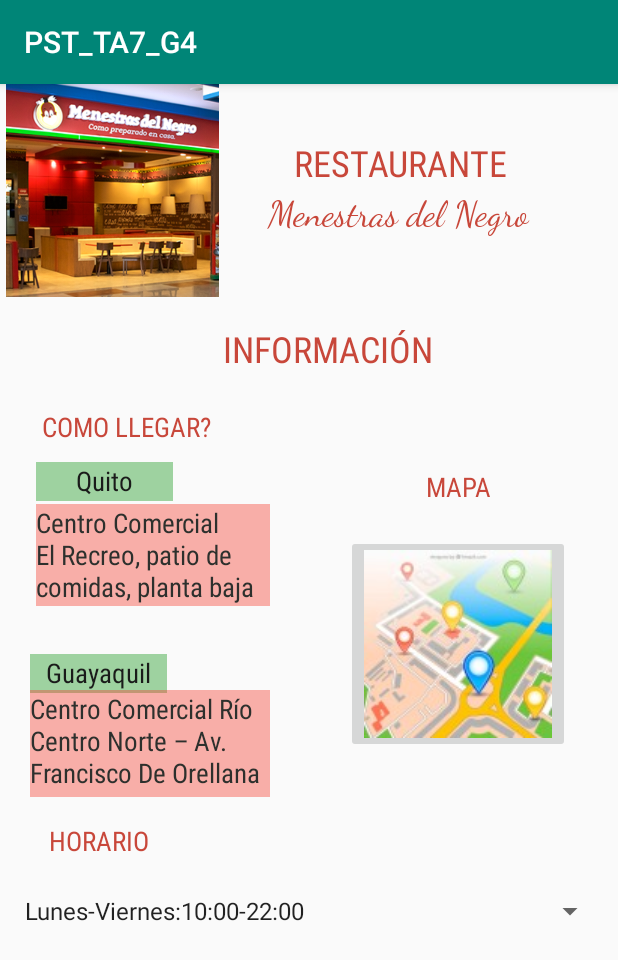
After one commit to CisneFeijoo1998/PST_TA7_G4, an Android app: the Informacion screen opened directly, with no data from a screen before it, on a phone screen of 412 x 824 dp. The commit adds this screen. Shown: the top 960 px of the screen. Run offline under Robolectric (Android 15) with nearby library versions, the phone set to English and light mode, and no system bars.

Commit message:
Creacion de nueva Activity llamada Informacio, donde se muestra la direccion, horaro y telefonos del restaurante.

```diff
--- a/app/src/main/AndroidManifest.xml
+++ b/app/src/main/AndroidManifest.xml
@@ -9,6 +9,7 @@
         android:roundIcon="@mipmap/ic_launcher_round"
         android:supportsRtl="true"
         android:theme="@style/AppTheme">
+        <activity android:name=".Informacion"></activity>
         <activity android:name=".MainActivity">
             <intent-filter>
                 <action android:name="android.intent.action.MAIN" />
--- /dev/null
+++ b/app/src/main/java/com/example/pst_ta7_g4/Informacion.java
@@ -0,0 +1,23 @@
+package com.example.pst_ta7_g4;
+
+import androidx.appcompat.app.AppCompatActivity;
+
+import android.os.Bundle;
+import android.widget.ArrayAdapter;
+import android.widget.Spinner;
+
+public class Informacion extends AppCompatActivity {
+    Spinner horario;   //Instanciamos el objeto Spinner
+
+    @Override
+    protected void onCreate(Bundle savedInstanceState) {
+        super.onCreate(savedInstanceState);
+        setContentView(R.layout.activity_informacion);
+
+        horario=(Spinner)findViewById(R.id.spinner);
+       //Se crea un ArrayAdapter
+        ArrayAdapter<CharSequence> adapter=ArrayAdapter.createFromResource(this,R.array.horario, android.R.layout.simple_spinner_item);
+        //Se setea el spinner con el adapter
+        horario.setAdapter(adapter);
+    }
+}
--- /dev/null
+++ b/app/src/main/res/layout/activity_informacion.xml
@@ -0,0 +1,182 @@
+<?xml version="1.0" encoding="utf-8"?>
+<androidx.constraintlayout.widget.ConstraintLayout xmlns:android="http://schemas.android.com/apk/res/android"
+    xmlns:app="http://schemas.android.com/apk/res-auto"
+    xmlns:tools="http://schemas.android.com/tools"
+    android:layout_width="match_parent"
+    android:layout_height="match_parent"
+    tools:context=".Informacion">
+
+    <ImageView
+        android:id="@+id/imageView"
+        android:layout_width="150dp"
+        android:layout_height="142dp"
+        android:contentDescription="@string/FONDO"
+        app:layout_constraintStart_toStartOf="parent"
+        app:layout_constraintTop_toTopOf="parent"
+        app:srcCompat="@drawable/menestrasdelnegro_informacion" />
+
+    <TextView
+        android:id="@+id/textView2"
+        android:layout_width="205dp"
+        android:layout_height="68dp"
+        android:layout_marginTop="72dp"
+        android:layout_marginEnd="44dp"
+        android:fontFamily="cursive"
+        android:text="@string/menestras_del_negro"
+        android:textAlignment="center"
+        android:textColor="#F0C53B2E"
+        android:textSize="24sp"
+        app:layout_constraintEnd_toEndOf="parent"
+        app:layout_constraintTop_toTopOf="parent" />
+
+    <TextView
+        android:id="@+id/textView4"
+        android:layout_width="186dp"
+        android:layout_height="56dp"
+        android:layout_marginTop="36dp"
+        android:layout_marginEnd="52dp"
+        android:fontFamily="sans-serif-condensed"
+        android:text="@string/restaurante"
+        android:textAlignment="center"
+        android:textColor="#F0C53B2E"
+        android:textSize="24sp"
+        app:layout_constraintEnd_toEndOf="parent"
+        app:layout_constraintTop_toTopOf="parent" />
+
+    <TextView
+        android:id="@+id/textView13"
+        android:layout_width="109dp"
+        android:layout_height="0dp"
+        android:layout_marginTop="256dp"
+        android:layout_marginEnd="52dp"
+        android:fontFamily="sans-serif-condensed"
+        android:text="@string/mapa"
+        android:textAlignment="center"
+        android:textColor="#F0C53B2E"
+        android:textSize="18sp"
+        app:layout_constraintEnd_toEndOf="parent"
+        app:layout_constraintTop_toTopOf="parent" />
+
+    <TextView
+        android:id="@+id/textView15"
+        android:layout_width="92dp"
+        android:layout_height="39dp"
+        android:layout_marginTop="492dp"
+        android:layout_marginEnd="300dp"
+        android:fontFamily="sans-serif-condensed"
+        android:text="@string/horario"
+        android:textAlignment="center"
+        android:textColor="#F0C53B2E"
+        android:textSize="18sp"
+        app:layout_constraintEnd_toEndOf="parent"
+        app:layout_constraintTop_toTopOf="parent" />
+
+    <TextView
+        android:id="@+id/textView16"
+        android:layout_width="120dp"
+        android:layout_height="47dp"
+        android:layout_marginTop="216dp"
+        android:layout_marginEnd="268dp"
+        android:fontFamily="sans-serif-condensed"
+        android:text="@string/como_llegar1"
+        android:textAlignment="center"
+        android:textColor="#F0C53B2E"
+        android:textSize="18sp"
+        app:layout_constraintEnd_toEndOf="parent"
+        app:layout_constraintTop_toTopOf="parent" />
+
+    <TextView
+        android:id="@+id/textView7"
+        android:layout_width="91dp"
+        android:layout_height="26dp"
+        android:layout_marginStart="20dp"
+        android:layout_marginTop="380dp"
+        android:background="#854CAF50"
+        android:fontFamily="sans-serif-condensed"
+        android:text="@string/guayaquil"
+        android:textAlignment="center"
+        android:textColor="#1A1B1A"
+        android:textSize="18sp"
+        app:layout_constraintStart_toStartOf="parent"
+        app:layout_constraintTop_toTopOf="parent" />
+
+    <TextView
+        android:id="@+id/textView11"
+        android:layout_width="91dp"
+        android:layout_height="26dp"
+        android:layout_marginStart="24dp"
+        android:layout_marginTop="252dp"
+        android:background="#854CAF50"
+        android:fontFamily="sans-serif-condensed"
+        android:text="@string/quito"
+        android:textAlignment="center"
+        android:textColor="#1A1B1A"
+        android:textSize="18sp"
+        app:layout_constraintStart_toStartOf="parent"
+        app:layout_constraintTop_toTopOf="parent" />
+
+    <TextView
+        android:id="@+id/textView10"
+        android:layout_width="160dp"
+        android:layout_height="71dp"
+        android:layout_marginStart="20dp"
+        android:layout_marginTop="404dp"
+        android:background="#6BF44336"
+        android:fontFamily="sans-serif-condensed"
+        android:text="@string/centro_comercial_r_o_centro_norte_av_francisco_de_orellana"
+        android:textAlignment="gravity"
+        android:textColor="#2D302D"
+        android:textSize="18sp"
+        app:layout_constraintStart_toStartOf="parent"
+        app:layout_constraintTop_toTopOf="parent" />
+
+    <TextView
+        android:id="@+id/textView12"
+        android:layout_width="156dp"
+        android:layout_height="68dp"
+        android:layout_marginStart="24dp"
+        android:layout_marginTop="280dp"
+        android:background="#6BF44336"
+        android:fontFamily="sans-serif-condensed"
+        android:text="@string/centro_comercial_el_recreo_patio_de_comidas_planta_baja"
+        android:textAlignment="gravity"
+        android:textColor="#2D302D"
+        android:textSize="18sp"
+        app:layout_constraintStart_toStartOf="parent"
+        app:layout_constraintTop_toTopOf="parent" />
+
+    <TextView
+        android:id="@+id/textView6"
+        android:layout_width="186dp"
+        android:layout_height="56dp"
+        android:layout_marginTop="160dp"
+        android:layout_marginEnd="100dp"
+        android:fontFamily="sans-serif-condensed"
+        android:text="@string/informaci_n"
+        android:textAlignment="center"
+        android:textColor="#F0C53B2E"
+        android:textSize="24sp"
+        app:layout_constraintEnd_toEndOf="parent"
+        app:layout_constraintTop_toTopOf="parent" />
+
+    <ImageButton
+        android:id="@+id/imageButton4"
+        android:layout_width="wrap_content"
+        android:layout_height="wrap_content"
+        android:layout_marginTop="20dp"
+        android:layout_marginEnd="32dp"
+        android:contentDescription="@string/todo"
+        app:layout_constraintEnd_toEndOf="parent"
+        app:layout_constraintTop_toBottomOf="@+id/textView13"
+        app:srcCompat="@drawable/mapa" />
+
+    <Spinner
+        android:id="@+id/spinner"
+        android:layout_width="395dp"
+        android:layout_height="wrap_content"
+        android:layout_marginTop="8dp"
+        android:layout_marginEnd="8dp"
+        app:layout_constraintEnd_toEndOf="parent"
+        app:layout_constraintTop_toBottomOf="@+id/textView15" />
+
+</androidx.constraintlayout.widget.ConstraintLayout>
--- /dev/null
+++ b/app/src/main/res/values/Horarios.xml
@@ -0,0 +1,9 @@
+<?xml version="1.0" encoding="utf-8"?>
+<resources>
+    <string-array name="horario">
+    <item>Lunes-Viernes:10:00-22:00</item>
+    <item>Sábados:10:00-23:00</item>
+    <item>Domingos:10:00-14:00</item>
+    </string-array>
+
+</resources>
--- a/app/src/main/res/values/strings.xml
+++ b/app/src/main/res/values/strings.xml
@@ -1,4 +1,17 @@
 <resources>
     <string name="app_name">PST_TA7_G4</string>
     <string name="prueba">PRUEBA</string>
+    <string name="informaci_n">INFORMACIÓN</string>
+    <string name="FONDO">TODO</string>
+    <string name="menestras_del_negro">Menestras del Negro</string>
+    <string name="restaurante">RESTAURANTE</string>
+    <string name="quito">Quito</string>
+    <string name="centro_comercial_el_recreo_patio_de_comidas_planta_baja">Centro Comercial El Recreo, patio de comidas, planta baja</string>
+    <string name="guayaquil">Guayaquil</string>
+    <string name="centro_comercial_r_o_centro_norte_av_francisco_de_orellana">Centro Comercial Río Centro Norte – Av. Francisco De Orellana</string>
+    <string name="como_llegar">Como llegar?</string>
+    <string name="mapa">MAPA</string>
+    <string name="todo">TODO</string>
+    <string name="como_llegar1">COMO LLEGAR?</string>
+    <string name="horario">HORARIO</string>
 </resources>
```
Also changed, not shown: app/src/main/res/drawable/mapa.jpg (added), app/src/main/res/drawable/menestrasdelnegro_informacion.png (added).
